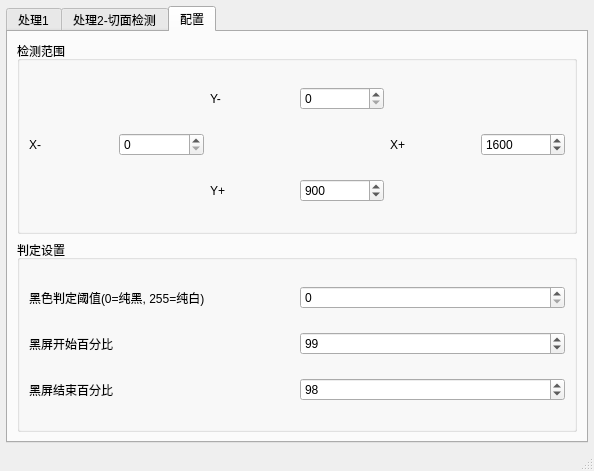
Old version of the form cut_tool.ui in the repository Blue-Beaker/blackscreen_cutter.
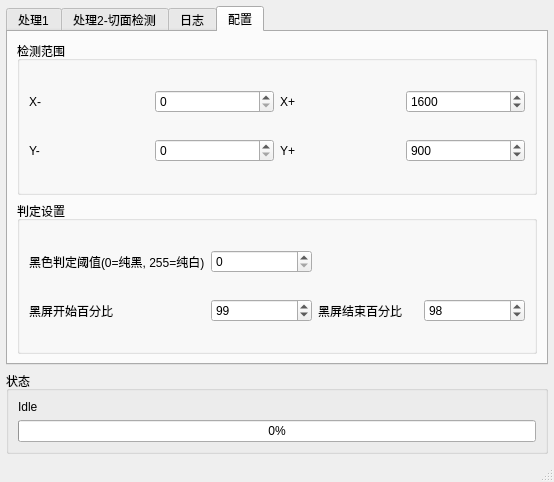
New version of the form. The open tabs and pages were chosen to show the change.

Patch:
```diff
--- a/cut_tool.ui
+++ b/cut_tool.ui
@@ -6,15 +6,15 @@
    <rect>
     <x>0</x>
     <y>0</y>
-    <width>594</width>
-    <height>471</height>
+    <width>554</width>
+    <height>482</height>
    </rect>
   </property>
   <property name="windowTitle">
    <string>MainWindow</string>
   </property>
   <widget class="QWidget" name="centralwidget">
-   <layout class="QHBoxLayout" name="horizontalLayout_3">
+   <layout class="QVBoxLayout" name="verticalLayout_6">
     <property name="leftMargin">
      <number>6</number>
     </property>
@@ -104,8 +104,8 @@
               <rect>
                <x>0</x>
                <y>0</y>
-               <width>556</width>
-               <height>83</height>
+               <width>516</width>
+               <height>208</height>
               </rect>
              </property>
              <property name="sizePolicy">
@@ -122,27 +122,6 @@
             </widget>
            </widget>
           </item>
-          <item>
-           <layout class="QVBoxLayout" name="workingStatus">
-            <item>
-             <widget class="QLabel" name="currentFileLabel">
-              <property name="text">
-               <string>Idle</string>
-              </property>
-             </widget>
-            </item>
-            <item>
-             <widget class="QProgressBar" name="progressBar">
-              <property name="value">
-               <number>0</number>
-              </property>
-             </widget>
-            </item>
-            <item>
-             <widget class="QListWidget" name="logOutput"/>
-            </item>
-           </layout>
-          </item>
          </layout>
         </item>
        </layout>
@@ -193,8 +172,8 @@
             <rect>
              <x>0</x>
              <y>0</y>
-             <width>558</width>
-             <height>83</height>
+             <width>518</width>
+             <height>250</height>
             </rect>
            </property>
            <property name="sizePolicy">
@@ -211,26 +190,15 @@
           </widget>
          </widget>
         </item>
+       </layout>
+      </widget>
+      <widget class="QWidget" name="tab_2">
+       <attribute name="title">
+        <string>日志</string>
+       </attribute>
+       <layout class="QVBoxLayout" name="verticalLayout_8">
         <item>
-         <layout class="QVBoxLayout" name="workingStatus_2">
-          <item>
-           <widget class="QLabel" name="currentFileLabel_2">
-            <property name="text">
-             <string>Idle</string>
-            </property>
-           </widget>
-          </item>
-          <item>
-           <widget class="QProgressBar" name="progressBar_2">
-            <property name="value">
-             <number>0</number>
-            </property>
-           </widget>
-          </item>
-          <item>
-           <widget class="QListWidget" name="logOutput_2"/>
-          </item>
-         </layout>
+         <widget class="QListWidget" name="logOutput"/>
         </item>
        </layout>
       </widget>
@@ -245,13 +213,6 @@
            <string>检测范围</string>
           </property>
           <layout class="QGridLayout" name="gridLayout">
-           <item row="0" column="3">
-            <widget class="QSpinBox" name="configArea_y1">
-             <property name="maximum">
-              <number>65535</number>
-             </property>
-            </widget>
-           </item>
            <item row="3" column="3">
             <widget class="QSpinBox" name="configArea_y2">
              <property name="maximum">
@@ -262,13 +223,6 @@
              </property>
             </widget>
            </item>
-           <item row="0" column="2">
-            <widget class="QLabel" name="label_y1">
-             <property name="text">
-              <string>Y-</string>
-             </property>
-            </widget>
-           </item>
            <item row="1" column="0">
             <widget class="QLabel" name="label_x1">
              <property name="text">
@@ -276,16 +230,6 @@
              </property>
             </widget>
            </item>
-           <item row="1" column="5">
-            <widget class="QSpinBox" name="configArea_x2">
-             <property name="maximum">
-              <number>65535</number>
-             </property>
-             <property name="value">
-              <number>1600</number>
-             </property>
-            </widget>
-           </item>
            <item row="3" column="2">
             <widget class="QLabel" name="label_y2">
              <property name="text">
@@ -300,13 +244,37 @@
              </property>
             </widget>
            </item>
-           <item row="1" column="4">
+           <item row="3" column="0">
+            <widget class="QLabel" name="label_y1">
+             <property name="text">
+              <string>Y-</string>
+             </property>
+            </widget>
+           </item>
+           <item row="3" column="1">
+            <widget class="QSpinBox" name="configArea_y1">
+             <property name="maximum">
+              <number>65535</number>
+             </property>
+            </widget>
+           </item>
+           <item row="1" column="2">
             <widget class="QLabel" name="label_x2">
              <property name="text">
               <string>X+</string>
              </property>
             </widget>
            </item>
+           <item row="1" column="3">
+            <widget class="QSpinBox" name="configArea_x2">
+             <property name="maximum">
+              <number>65535</number>
+             </property>
+             <property name="value">
+              <number>1600</number>
+             </property>
+            </widget>
+           </item>
           </layout>
          </widget>
         </item>
@@ -315,7 +283,20 @@
           <property name="title">
            <string>判定设置</string>
           </property>
+          <property name="flat">
+           <bool>false</bool>
+          </property>
+          <property name="checkable">
+           <bool>false</bool>
+          </property>
           <layout class="QGridLayout" name="gridLayout_2">
+           <item row="1" column="2">
+            <widget class="QLabel" name="label_percentage2">
+             <property name="text">
+              <string>黑屏结束百分比</string>
+             </property>
+            </widget>
+           </item>
            <item row="1" column="0">
             <widget class="QLabel" name="label_percentage1">
              <property name="text">
@@ -323,13 +304,6 @@
              </property>
             </widget>
            </item>
-           <item row="0" column="0">
-            <widget class="QLabel" name="label_color_thresold">
-             <property name="text">
-              <string>黑色判定阈值(0=纯黑, 255=纯白)</string>
-             </property>
-            </widget>
-           </item>
            <item row="0" column="1">
             <widget class="QSpinBox" name="config_color_thresold">
              <property name="maximum">
@@ -337,13 +311,6 @@
              </property>
             </widget>
            </item>
-           <item row="2" column="0">
-            <widget class="QLabel" name="label_percentage2">
-             <property name="text">
-              <string>黑屏结束百分比</string>
-             </property>
-            </widget>
-           </item>
            <item row="1" column="1">
             <widget class="QSpinBox" name="config_percentage1">
              <property name="maximum">
@@ -354,7 +321,14 @@
              </property>
             </widget>
            </item>
-           <item row="2" column="1">
+           <item row="0" column="0">
+            <widget class="QLabel" name="label_color_thresold">
+             <property name="text">
+              <string>黑色判定阈值(0=纯黑, 255=纯白)</string>
+             </property>
+            </widget>
+           </item>
+           <item row="1" column="3">
             <widget class="QSpinBox" name="config_percentage2">
              <property name="maximum">
               <number>100</number>
@@ -371,6 +345,33 @@
       </widget>
      </widget>
     </item>
+    <item>
+     <widget class="QGroupBox" name="groupBox">
+      <property name="title">
+       <string>状态</string>
+      </property>
+      <layout class="QVBoxLayout" name="verticalLayout_7">
+       <item>
+        <layout class="QVBoxLayout" name="workingStatus">
+         <item>
+          <widget class="QLabel" name="currentFileLabel">
+           <property name="text">
+            <string>Idle</string>
+           </property>
+          </widget>
+         </item>
+         <item>
+          <widget class="QProgressBar" name="progressBar">
+           <property name="value">
+            <number>0</number>
+           </property>
+          </widget>
+         </item>
+        </layout>
+       </item>
+      </layout>
+     </widget>
+    </item>
    </layout>
   </widget>
   <widget class="QStatusBar" name="statusbar"/>
```
